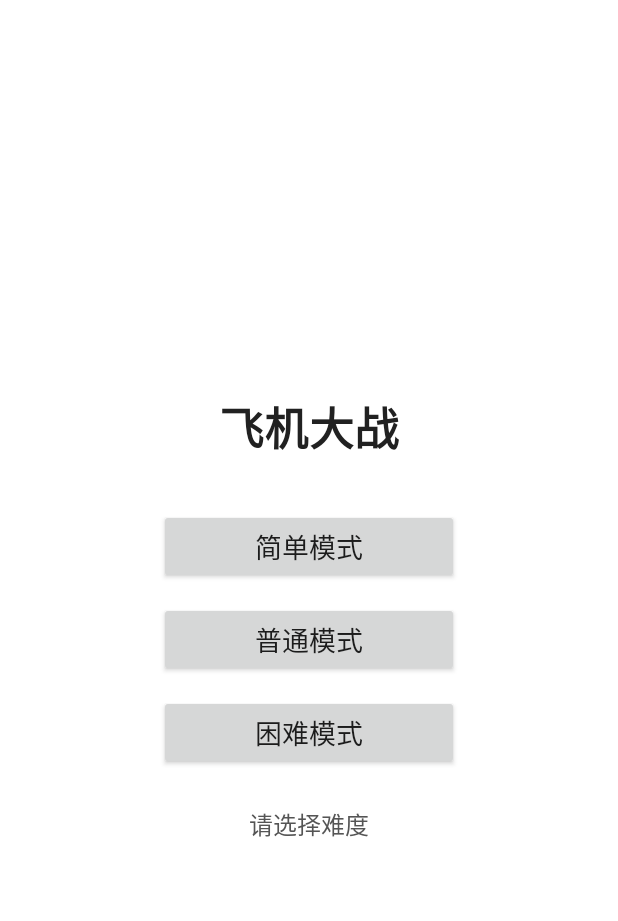
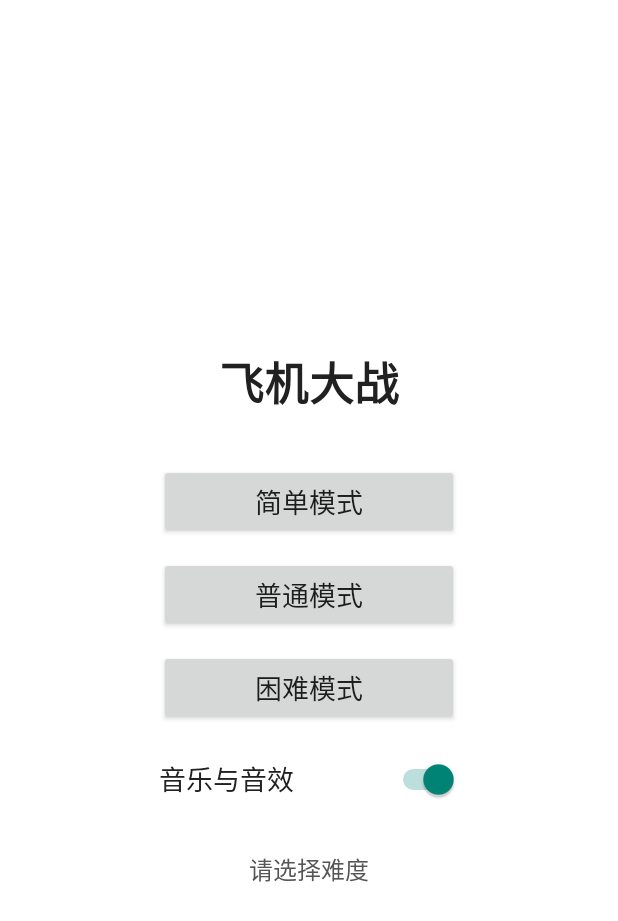
Before and after one commit to Liamcrs/AircraftWar-for-Android, an Android app: the screen it shows after launch (MainActivity), on a phone screen of 412 x 824 dp. Shown: the top 921 px of the screen. Run offline under Robolectric (Android 15) with nearby library versions, the phone set to English and light mode, and no system bars.

Commit message:
feat: 添加音乐开关

```diff
--- a/app/src/main/java/edu/hitsz/application/GameActivity.java
+++ b/app/src/main/java/edu/hitsz/application/GameActivity.java
@@ -12,8 +12,10 @@ import edu.hitsz.aircraftwar.R;
 /** Owns scene lifecycle and presents game results on the main thread. */
 public final class GameActivity extends Activity {
     public static final String EXTRA_DIFFICULTY = "difficulty";
+    public static final String EXTRA_SOUND_ENABLED = "sound_enabled";
     private GameScene game;
     private Difficulty difficulty;
+    private boolean soundEnabled;
     private boolean resumed;
     private Integer finalScore;
     private AlertDialog resultDialog;
@@ -27,6 +29,8 @@ public final class GameActivity extends Activity {
     @Override public void onCreate(Bundle state) {
         super.onCreate(state);
         difficulty = Difficulty.fromName(getIntent().getStringExtra(EXTRA_DIFFICULTY));
+        soundEnabled = getIntent().getBooleanExtra(EXTRA_SOUND_ENABLED,
+                new GameSettings(this).isSoundEnabled());
         switch (difficulty) {
             case NORMAL: game = new NormalGame(this, resultHandler); break;
             case HARD: game = new HardGame(this, resultHandler); break;
@@ -78,4 +82,5 @@ public final class GameActivity extends Activity {
     }
     public GameScene gameView() { return game; }
     public Difficulty difficulty() { return difficulty; }
+    public boolean isSoundEnabled() { return soundEnabled; }
 }
--- /dev/null
+++ b/app/src/main/java/edu/hitsz/application/GameSettings.java
@@ -0,0 +1,24 @@
+package edu.hitsz.application;
+
+import android.content.Context;
+import android.content.SharedPreferences;
+
+/** Persistent player preferences shared by activities. */
+public final class GameSettings {
+    private static final String PREFERENCES = "game_settings";
+    private static final String SOUND_ENABLED = "sound_enabled";
+    private final SharedPreferences preferences;
+
+    public GameSettings(Context context) {
+        preferences = context.getApplicationContext()
+                .getSharedPreferences(PREFERENCES, Context.MODE_PRIVATE);
+    }
+
+    public boolean isSoundEnabled() {
+        return preferences.getBoolean(SOUND_ENABLED, true);
+    }
+
+    public void setSoundEnabled(boolean enabled) {
+        preferences.edit().putBoolean(SOUND_ENABLED, enabled).apply();
+    }
+}
--- a/app/src/main/java/edu/hitsz/application/MainActivity.java
+++ b/app/src/main/java/edu/hitsz/application/MainActivity.java
@@ -5,11 +5,14 @@ import android.content.Intent;
 import android.os.Bundle;
 import android.view.WindowInsets;
 import android.view.View;
+import android.widget.Switch;
 import edu.hitsz.aircraftwar.R;
 
 /** Native difficulty-selection menu. */
 public final class MainActivity extends Activity {
     private boolean launching;
+    private GameSettings settings;
+    private Switch soundSwitch;
     @Override public void onCreate(Bundle state) {
         super.onCreate(state);
         setContentView(R.layout.activity_main);
@@ -21,6 +24,11 @@ public final class MainActivity extends Activity {
         });
         root.requestApplyInsets();
 
+        settings = new GameSettings(this);
+        soundSwitch = findViewById(R.id.sound_switch);
+        soundSwitch.setChecked(settings.isSoundEnabled());
+        soundSwitch.setOnCheckedChangeListener((button, enabled) -> settings.setSoundEnabled(enabled));
+
         findViewById(R.id.easy_button).setOnClickListener(view -> launch(Difficulty.EASY));
         findViewById(R.id.normal_button).setOnClickListener(view -> launch(Difficulty.NORMAL));
         findViewById(R.id.hard_button).setOnClickListener(view -> launch(Difficulty.HARD));
@@ -30,8 +38,13 @@ public final class MainActivity extends Activity {
         if (launching) return;
         launching = true;
         startActivity(new Intent(this, GameActivity.class)
-                .putExtra(GameActivity.EXTRA_DIFFICULTY, difficulty.name()));
+                .putExtra(GameActivity.EXTRA_DIFFICULTY, difficulty.name())
+                .putExtra(GameActivity.EXTRA_SOUND_ENABLED, soundSwitch.isChecked()));
     }
 
-    @Override protected void onResume() { super.onResume(); launching = false; }
+    @Override protected void onResume() {
+        super.onResume();
+        launching = false;
+        soundSwitch.setChecked(settings.isSoundEnabled());
+    }
 }
--- a/app/src/main/res/layout/activity_main.xml
+++ b/app/src/main/res/layout/activity_main.xml
@@ -55,6 +55,17 @@
                 android:text="@string/hard_mode"
                 android:textSize="18sp" />
 
+            <Switch
+                android:id="@+id/sound_switch"
+                android:layout_width="200dp"
+                android:layout_height="wrap_content"
+                android:layout_marginTop="12dp"
+                android:minHeight="48dp"
+                android:saveEnabled="false"
+                android:text="@string/sound_enabled"
+                android:textColor="#212121"
+                android:textSize="18sp" />
+
             <TextView
                 android:id="@+id/selected_mode"
                 android:layout_width="wrap_content"
--- a/app/src/main/res/values/strings.xml
+++ b/app/src/main/res/values/strings.xml
@@ -5,6 +5,7 @@
     <string name="easy_mode">简单模式</string>
     <string name="normal_mode">普通模式</string>
     <string name="hard_mode">困难模式</string>
+    <string name="sound_enabled">音乐与音效</string>
     <string name="selected_mode">已选择：%1$s</string>
     <string name="game_over">游戏结束</string>
     <string name="result_score">最终得分：%1$d</string>
```
